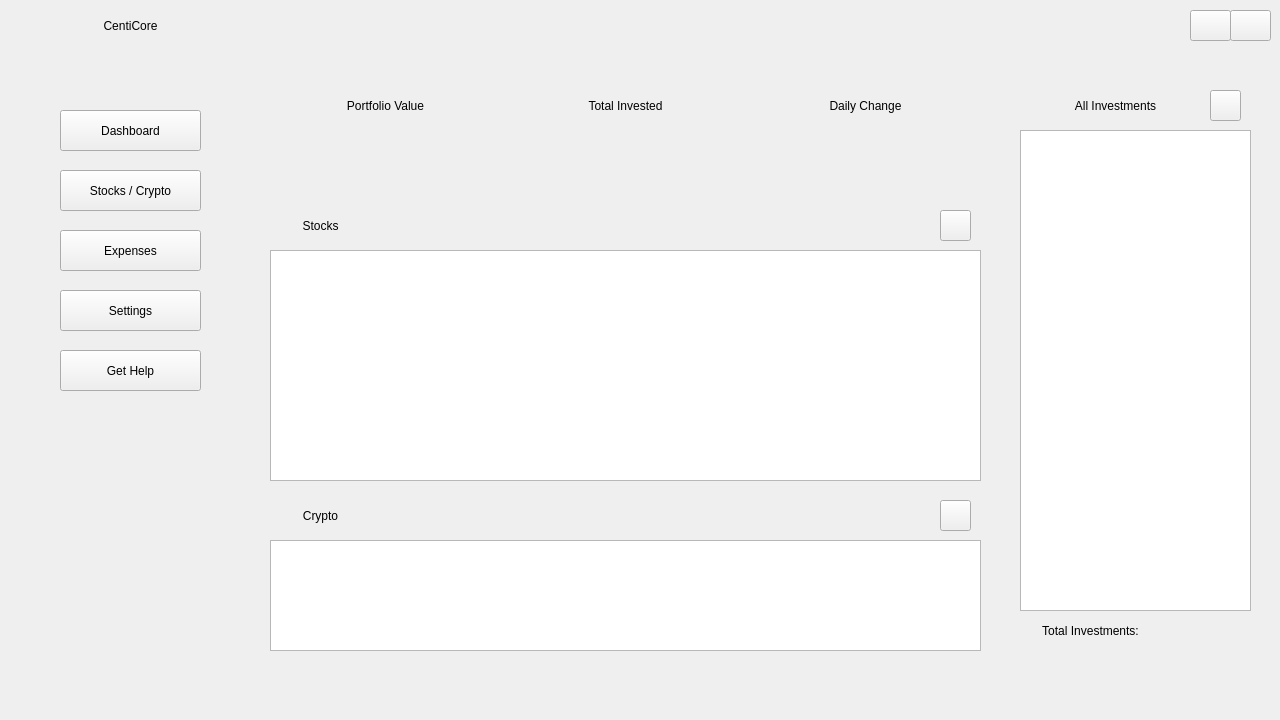
First picture: the form in src/view/ui/stocks.ui, repository OmerElmaliach/CentiCore, before the edit.
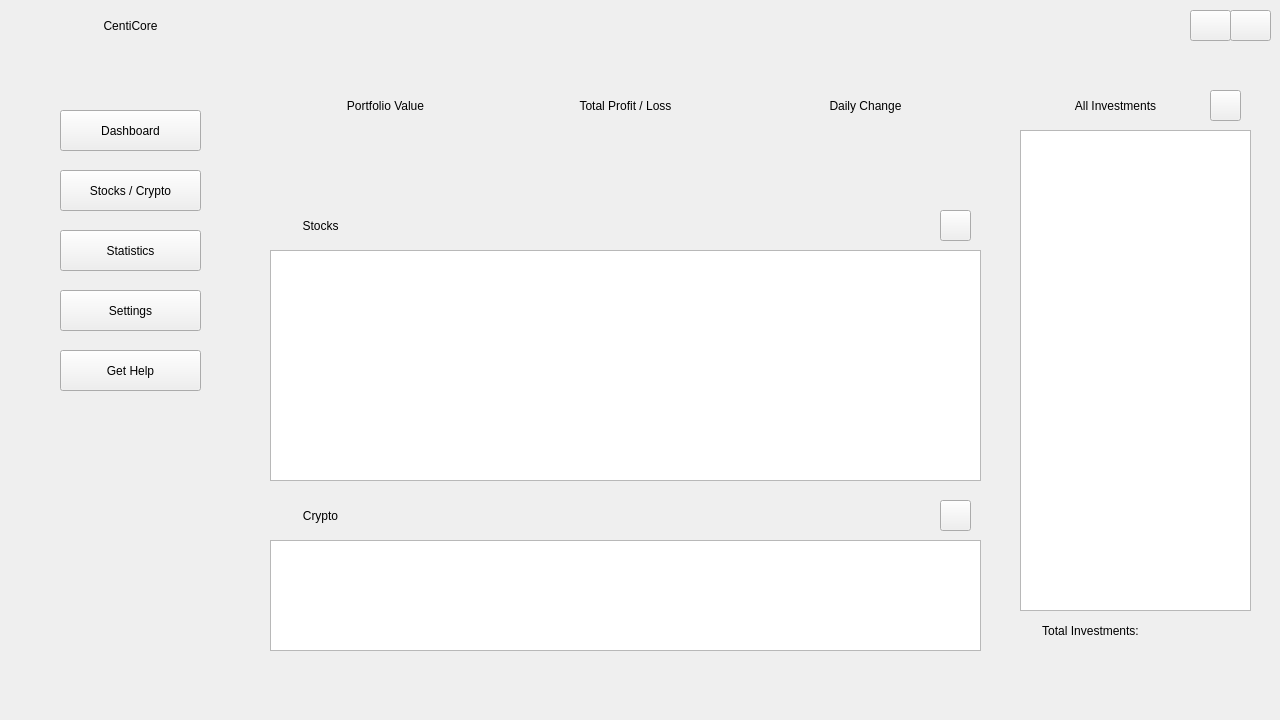
Second picture: the form after the edit. Icons and pictures are not drawn.

```diff
--- a/src/view/ui/stocks.ui
+++ b/src/view/ui/stocks.ui
@@ -92,7 +92,7 @@
       </rect>
      </property>
      <property name="text">
-      <string>Expenses</string>
+      <string>Statistics</string>
      </property>
     </widget>
     <widget class="QPushButton" name="settings_btn">
@@ -335,7 +335,7 @@
        </rect>
       </property>
       <property name="text">
-       <string>Total Invested</string>
+       <string>Total Profit / Loss</string>
       </property>
       <property name="alignment">
        <set>Qt::AlignCenter</set>
```
Left out of the diff: 26 changed lines with no effect on the pictures.
